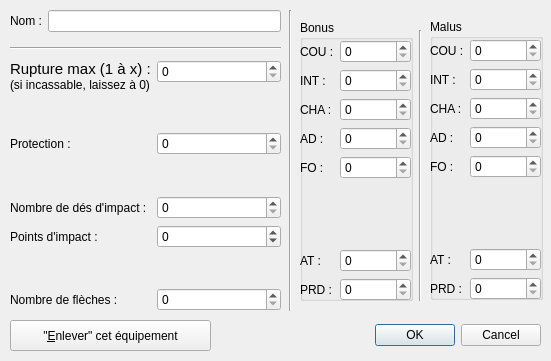
Old version of the form source/EquipModif.ui in the repository 005flyof/NaheulBeukHelper.
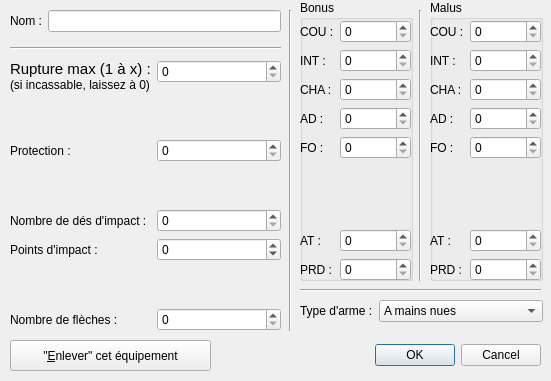
New version of the form. Icons and pictures are not drawn.

Commit message: Fin de la programmation de la fonction d'attaque Ajout de la possibilité d'esquiver Possibilité de changer le type d'arme Amélioration du chargement de NBH :         * possibilité d'accélérer le chargement de NBH         * possibilité de vérifier les MAJ au démarrage

```diff
--- a/source/EquipModif.ui
+++ b/source/EquipModif.ui
@@ -7,7 +7,7 @@
     <x>0</x>
     <y>0</y>
     <width>551</width>
-    <height>361</height>
+    <height>381</height>
    </rect>
   </property>
   <property name="windowTitle">
@@ -21,7 +21,7 @@
    <property name="geometry">
     <rect>
      <x>280</x>
-     <y>320</y>
+     <y>340</y>
      <width>261</width>
      <height>31</height>
     </rect>
@@ -40,7 +40,7 @@
    <property name="geometry">
     <rect>
      <x>410</x>
-     <y>30</y>
+     <y>10</y>
      <width>20</width>
      <height>271</height>
     </rect>
@@ -53,7 +53,7 @@
    <property name="geometry">
     <rect>
      <x>430</x>
-     <y>19</y>
+     <y>0</y>
      <width>113</width>
      <height>281</height>
     </rect>
@@ -163,7 +163,7 @@
      <x>280</x>
      <y>10</y>
      <width>21</width>
-     <height>301</height>
+     <height>321</height>
     </rect>
    </property>
    <property name="frameShadow">
@@ -177,7 +177,7 @@
    <property name="geometry">
     <rect>
      <x>300</x>
-     <y>20</y>
+     <y>0</y>
      <width>113</width>
      <height>281</height>
     </rect>
@@ -316,10 +316,13 @@
      <x>10</x>
      <y>60</y>
      <width>271</width>
-     <height>251</height>
+     <height>271</height>
     </rect>
    </property>
    <layout class="QFormLayout" name="layoutDivers">
+    <property name="fieldGrowthPolicy">
+     <enum>QFormLayout::AllNonFixedFieldsGrow</enum>
+    </property>
     <item row="0" column="0">
      <widget class="QLabel" name="ruptLabel">
       <property name="text">
@@ -447,7 +450,7 @@
    <property name="geometry">
     <rect>
      <x>10</x>
-     <y>320</y>
+     <y>340</y>
      <width>201</width>
      <height>31</height>
     </rect>
@@ -456,6 +459,65 @@
     <string>&quot;&amp;Enlever&quot; cet équipement</string>
    </property>
   </widget>
+  <widget class="QWidget" name="formLayoutWidget_5">
+   <property name="geometry">
+    <rect>
+     <x>300</x>
+     <y>300</y>
+     <width>243</width>
+     <height>33</height>
+    </rect>
+   </property>
+   <layout class="QFormLayout" name="formLayout">
+    <property name="fieldGrowthPolicy">
+     <enum>QFormLayout::AllNonFixedFieldsGrow</enum>
+    </property>
+    <item row="0" column="0">
+     <widget class="QLabel" name="typeLabel">
+      <property name="text">
+       <string>Type d'arme :</string>
+      </property>
+     </widget>
+    </item>
+    <item row="0" column="1">
+     <widget class="QComboBox" name="type">
+      <item>
+       <property name="text">
+        <string>A mains nues</string>
+       </property>
+      </item>
+      <item>
+       <property name="text">
+        <string>Arme contandante</string>
+       </property>
+      </item>
+      <item>
+       <property name="text">
+        <string>Arme tranchante</string>
+       </property>
+      </item>
+      <item>
+       <property name="text">
+        <string>Projectile</string>
+       </property>
+      </item>
+     </widget>
+    </item>
+   </layout>
+  </widget>
+  <widget class="Line" name="line_4">
+   <property name="geometry">
+    <rect>
+     <x>300</x>
+     <y>280</y>
+     <width>241</width>
+     <height>20</height>
+    </rect>
+   </property>
+   <property name="orientation">
+    <enum>Qt::Horizontal</enum>
+   </property>
+  </widget>
  </widget>
  <tabstops>
   <tabstop>nom</tabstop>
```
The commit also changes 14 other files.
